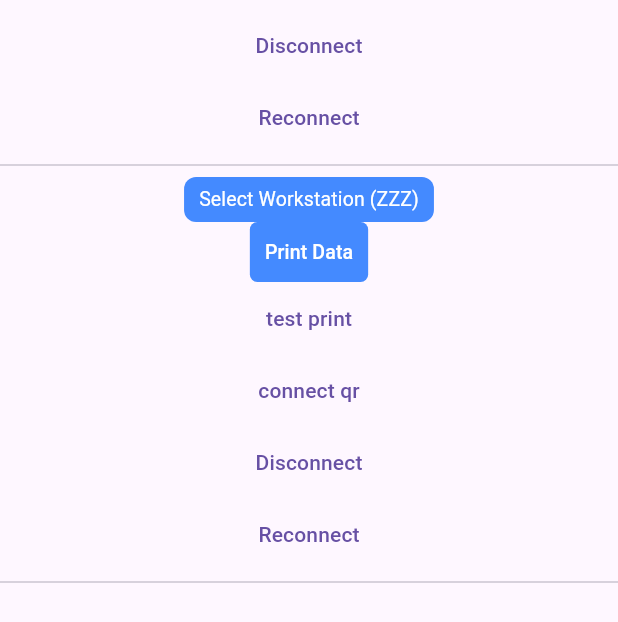
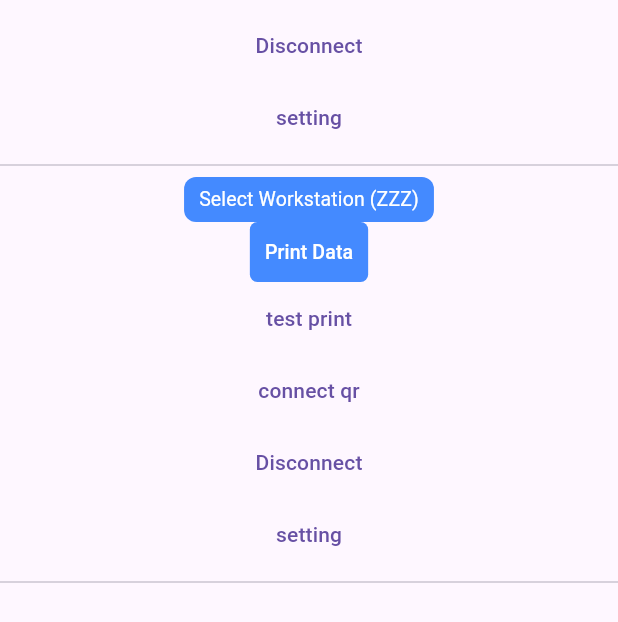
Before and after one commit to MahmoodBakhshayesh/artemis_apcs, a Flutter app: the screen it shows after launch, on a phone screen of 412 x 824 dp. Shown: the part 324-946 px from the top of the screen. Run offline on Flutter 3.47's test engine with Material 3 defaults, Android fonts, the phone set to English and light mode, and no system bars; our stand-ins replace dio; missing offline and left inert: signalr_netcore.

Commit message:
version: 0.0.15

```diff
--- a/example/lib/main.dart
+++ b/example/lib/main.dart
@@ -32,7 +32,7 @@ class MyHomePage extends StatefulWidget {
 
 class _MyHomePageState extends State<MyHomePage> {
   List<ArtemisAcpsWorkstation> ws = [];
-  List<ArtemisAcps> acpsList = [ArtemisAcps(airport: 'zzz', baseUrl: 'https://printlayerapi-test.abomis.com', airline: "zz",onReceivedData: (a){
+  List<ArtemisAcps> acpsList = [ArtemisAcps(airport: 'zzz', baseUrl: 'https://printlayerapi.abomis.com', airline: "zz",onReceivedData: (a){
     log("recievied ${a.data}");
   },
     onError: (e){
@@ -54,6 +54,8 @@ class _MyHomePageState extends State<MyHomePage> {
                   .map(
                     (acps) => Column(
                       children: [
+                        ...(acps.kioskSettingMap??{}).keys.map((a)=>Text(a)),
+
                         // acps.getKioskWidget(),
                         // acps.getSocketStatusWidget(),
                         // acps.getKioskStatusWidget(),
@@ -111,11 +113,17 @@ class _MyHomePageState extends State<MyHomePage> {
                           },
                           child: Text("Disconnect"),
                         ),
+                        // TextButton(
+                        //   onPressed: () async {
+                        //       await acps.controller.reconnectSocket();
+                        //   },
+                        //   child: Text("Reconnect"),
+                        // ),
                         TextButton(
                           onPressed: () async {
-                              await acps.controller.reconnectSocket();
+                              log(acps.kioskSettingMap.toString());
                           },
-                          child: Text("Reconnect"),
+                          child: Text("setting"),
                         ),
                         Divider(),
                       ],
--- a/lib/artemis_acps.dart
+++ b/lib/artemis_acps.dart
@@ -64,6 +64,10 @@ class ArtemisAcps {
   }
 
   ArtemisAcpsController get controller => _controller;
+
+  ArtemisAcpsKiosk? get kiosk => _controller.kiosk.value;
+  Map<String,dynamic>? get kioskSettingMap => _controller.kioskSettingMap;
+  Map<String,dynamic>? get kioskSettingAllMap => _controller.kioskAllSettingMap;
 }
 
 class _SocketStatusWidget extends StatelessWidget {
--- /dev/null
+++ b/lib/classes/artemis_kiosk_setting_row_class.dart
@@ -0,0 +1,47 @@
+
+class ArtemisKioskSettingRow {
+  final int id;
+  final int kioskId;
+  final String key;
+  final String value;
+  final bool isActive;
+
+  ArtemisKioskSettingRow({
+    required this.id,
+    required this.kioskId,
+    required this.key,
+    required this.value,
+    required this.isActive,
+  });
+
+  ArtemisKioskSettingRow copyWith({
+    int? id,
+    int? kioskId,
+    String? key,
+    String? value,
+    bool? isActive,
+  }) =>
+      ArtemisKioskSettingRow(
+        id: id ?? this.id,
+        kioskId: kioskId ?? this.kioskId,
+        key: key ?? this.key,
+        value: value ?? this.value,
+        isActive: isActive ?? this.isActive,
+      );
+
+  factory ArtemisKioskSettingRow.fromJson(Map<String, dynamic> json) => ArtemisKioskSettingRow(
+    id: json["id"],
+    kioskId: json["kioskId"],
+    key: json["key"],
+    value: json["value"],
+    isActive: json["isActive"],
+  );
+
+  Map<String, dynamic> toJson() => {
+    "id": id,
+    "kioskId": kioskId,
+    "key": key,
+    "value": value,
+    "isActive": isActive,
+  };
+}
--- a/pubspec.yaml
+++ b/pubspec.yaml
@@ -1,6 +1,6 @@
 name: artemis_acps
 description: "A new Flutter package for acps printing"
-version: 0.0.14
+version: 0.0.15
 homepage: https://github.com/MahmoodBakhshayesh/artemis_apcs
 
 environment:
```
Also changed, not shown: lib/artemis_acps_contoller.dart (+49 -45 lines), lib/artemis_acps_kiosk_socket.dart (+13 -0 lines), example/pubspec.lock, 3 other files.
